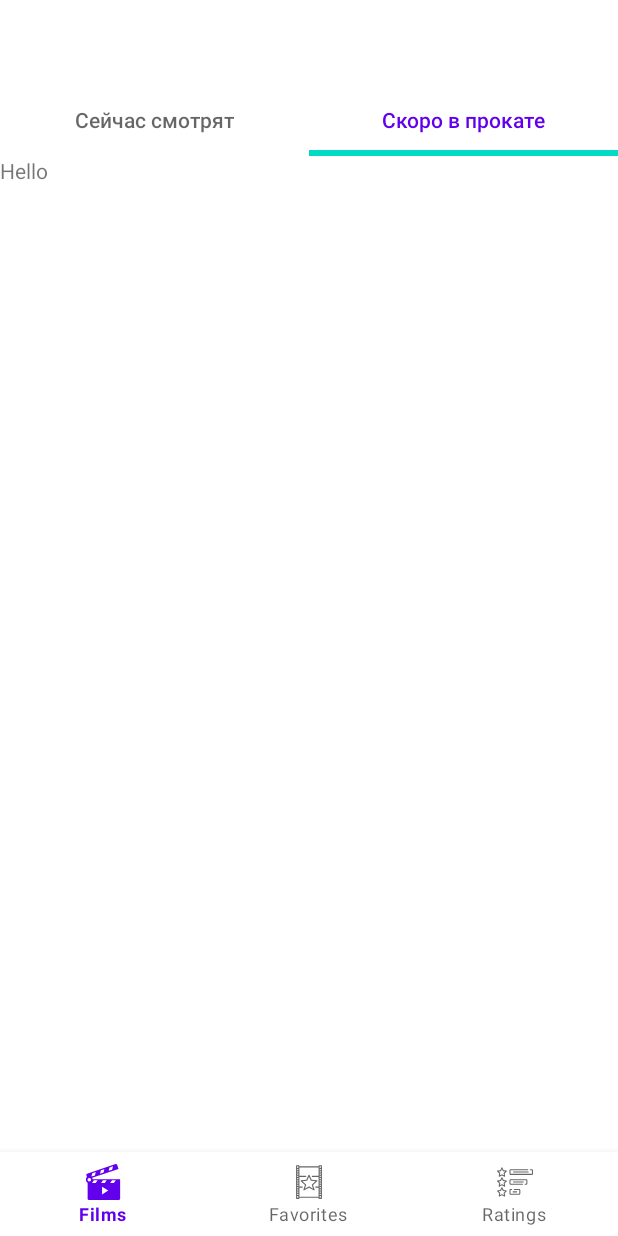
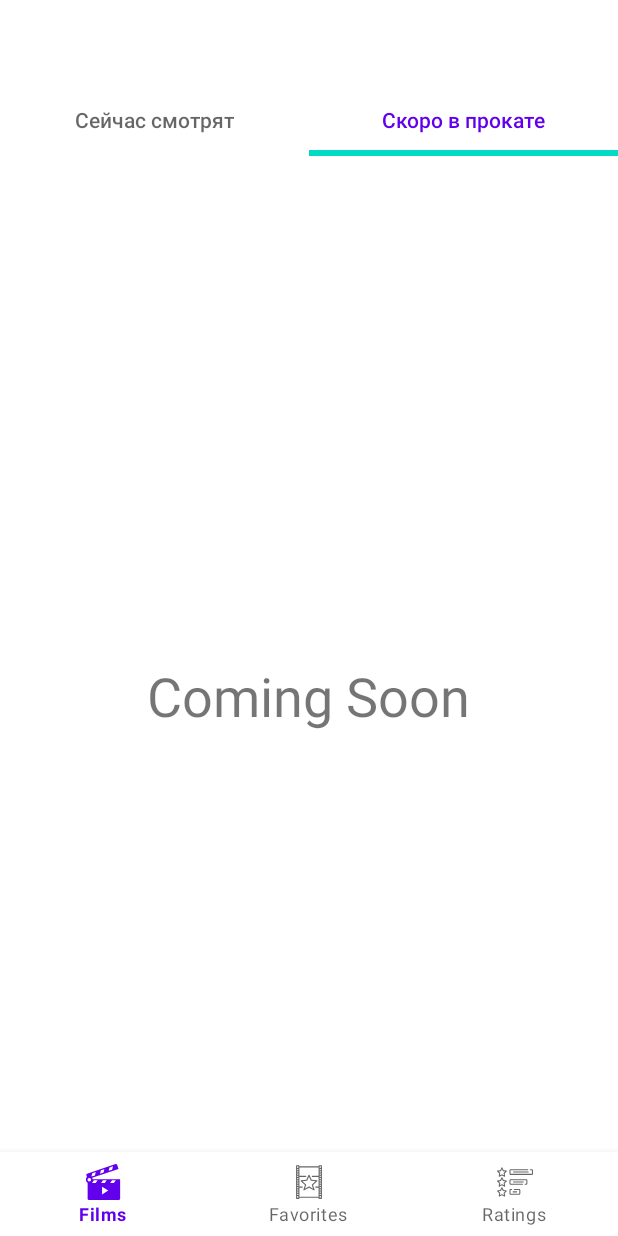
Before and after one commit to ArkHak/KinoFan, an Android app: the screen it shows after launch (MainActivity), tab 2 chosen, on a phone screen of 412 x 824 dp. Run offline under Robolectric (Android 15) with nearby library versions, the phone set to English and light mode, and no system bars; our stand-ins replace navigation-ui.

Commit message:
ver 0.2.12 + удалено лишнее + название пунктов слайдера из ресурсов

```diff
--- a/app/src/main/java/com/example/kinofan/CommingSoonFilmsFragment.kt
+++ b/app/src/main/java/com/example/kinofan/ui/view/ComingSoonFilmsFragment.kt
@@ -1,4 +1,4 @@
-package com.example.kinofan
+package com.example.kinofan.ui.view
 
 import androidx.lifecycle.ViewModelProvider
 import android.os.Bundle
@@ -6,14 +6,15 @@ import androidx.fragment.app.Fragment
 import android.view.LayoutInflater
 import android.view.View
 import android.view.ViewGroup
-import com.example.kinofan.ui.viewModel.RatingsViewModel
+import com.example.kinofan.ui.viewModel.CommingSoonFilmsViewModel
+import com.example.kinofan.R
 
-class CommingSoonFilmsFragment : Fragment() {
+class ComingSoonFilmsFragment : Fragment() {
 
     companion object {
         private const val ARG_COUNT = "param1"
-        fun newInstance(counter: Int?): CommingSoonFilmsFragment {
-            val fragment = CommingSoonFilmsFragment()
+        fun newInstance(counter: Int?): ComingSoonFilmsFragment {
+            val fragment = ComingSoonFilmsFragment()
             val args = Bundle()
             args.putInt(ARG_COUNT, counter!!)
             fragment.arguments = args
@@ -21,11 +22,12 @@ class CommingSoonFilmsFragment : Fragment() {
         }
     }
 
+
     private lateinit var viewModel: CommingSoonFilmsViewModel
 
     override fun onCreateView(inflater: LayoutInflater, container: ViewGroup?,
                               savedInstanceState: Bundle?): View? {
-        return inflater.inflate(R.layout.comming_soon_films_fragment, container, false)
+        return inflater.inflate(R.layout.coming_soon_films_fragment, container, false)
     }
 
     override fun onViewCreated(view: View, savedInstanceState: Bundle?) {
--- a/app/src/main/java/com/example/kinofan/ui/view/FilmsFragment.kt
+++ b/app/src/main/java/com/example/kinofan/ui/view/FilmsFragment.kt
@@ -7,7 +7,6 @@ import androidx.fragment.app.Fragment
 import android.view.LayoutInflater
 import android.view.View
 import android.view.ViewGroup
-import com.example.kinofan.CommingSoonFilmsFragment
 import com.example.kinofan.R
 import com.example.kinofan.databinding.FilmsFragmentBinding
 import com.example.kinofan.ui.viewModel.FilmsViewModel
--- a/app/src/main/java/com/example/kinofan/MainSliderFilmsFragment.kt
+++ b/app/src/main/java/com/example/kinofan/ui/view/MainSliderFilmsFragment.kt
@@ -1,4 +1,4 @@
-package com.example.kinofan
+package com.example.kinofan.ui.view
 
 import android.os.Bundle
 import androidx.fragment.app.Fragment
@@ -6,18 +6,16 @@ import android.view.LayoutInflater
 import android.view.View
 import android.view.ViewGroup
 import androidx.viewpager2.widget.ViewPager2
+import com.example.kinofan.R
 import com.google.android.material.tabs.TabLayout
 import com.google.android.material.tabs.TabLayoutMediator
 
 class MainSliderFilmsFragment : Fragment() {
 
-    private lateinit var adapter: NumberAdapter
+    private lateinit var adapter: SliderFilmsAdapter
     private lateinit var viewPager: ViewPager2
     private lateinit var tabLayout: TabLayout
-    private val tabNames: Array<String> = arrayOf(
-        "Сейчас смотрят",
-        "Скоро в прокате",
-    )
+
 
     override fun onCreateView(
         inflater: LayoutInflater, container: ViewGroup?,
@@ -28,7 +26,7 @@ class MainSliderFilmsFragment : Fragment() {
 
     override fun onViewCreated(view: View, savedInstanceState: Bundle?) {
         super.onViewCreated(view, savedInstanceState)
-        adapter = NumberAdapter(this)
+        adapter = SliderFilmsAdapter(this)
         viewPager = view.findViewById(R.id.pager)
         viewPager.adapter = adapter
 
@@ -36,8 +34,18 @@ class MainSliderFilmsFragment : Fragment() {
 
         tabLayout = view.findViewById(R.id.tab_layout)
         TabLayoutMediator(tabLayout, viewPager) { tab, position ->
-            tab.text = tabNames[position]
+            tab.text = tabNames(position)
         }.attach()
+    }
+
+    private fun tabNames(position: Int): String? {
+        when (position) {
+            0 -> {
+                return getString(R.string.watch_now_film)
+            }
+            1 -> return getString(R.string.coming_soon_film)
+        }
+        return null
     }
 
     class ZoomOutPageTransformer : ViewPager2.PageTransformer {
--- a/app/src/main/java/com/example/kinofan/NumberAdapter.kt
+++ b/app/src/main/java/com/example/kinofan/ui/view/SliderFilmsAdapter.kt
@@ -1,10 +1,9 @@
-package com.example.kinofan
+package com.example.kinofan.ui.view
 
 import androidx.fragment.app.Fragment
 import androidx.viewpager2.adapter.FragmentStateAdapter
-import com.example.kinofan.ui.view.FilmsFragment
 
-class NumberAdapter(fragment: Fragment) : FragmentStateAdapter(fragment) {
+class SliderFilmsAdapter(fragment: Fragment) : FragmentStateAdapter(fragment) {
     companion object {
         private const val ITEM_COUNT = 2
     }
@@ -15,7 +14,7 @@ class NumberAdapter(fragment: Fragment) : FragmentStateAdapter(fragment) {
                 return FilmsFragment.newInstance(position)
             }
             1 -> {
-                return CommingSoonFilmsFragment.newInstance(position)
+                return ComingSoonFilmsFragment.newInstance(position)
             }
         }
         return FilmsFragment.newInstance(position)
--- a/app/src/main/java/com/example/kinofan/CommingSoonFilmsViewModel.kt
+++ b/app/src/main/java/com/example/kinofan/ui/viewModel/CommingSoonFilmsViewModel.kt
@@ -1,4 +1,4 @@
-package com.example.kinofan
+package com.example.kinofan.ui.viewModel
 
 import androidx.lifecycle.ViewModel
 
--- /dev/null
+++ b/app/src/main/res/drawable/ic_watch_now.xml
@@ -0,0 +1,5 @@
+<vector android:height="24dp" android:viewportHeight="512"
+    android:viewportWidth="512" android:width="24dp" xmlns:android="http://schemas.android.com/apk/res/android">
+    <path android:fillColor="#FF000000" android:pathData="m512,391h-30v-270h30v-90h-512v90h30.001v270h-30.001v90h512zM482,91h-51v-30h51zM111,91v-30h50v30zM191,61h50v30h-50zM271,61h50v30h-50zM351,61h50v30h-50zM30,61h51v30h-51zM60,121h392.001v270h-392.001zM161,421v30h-50v-30zM191,421h50v30h-50zM271,421h50v30h-50zM351,421h50v30h-50zM30,421h51v30h-51zM482,451h-51v-30h51z"/>
+    <path android:fillColor="#FF000000" android:pathData="m211,167.972v176.056l132.042,-88.028zM241,224.028 L288.958,256 241,287.972z"/>
+</vector>
--- /dev/null
+++ b/app/src/main/res/layout/coming_soon_films_fragment.xml
@@ -0,0 +1,16 @@
+<?xml version="1.0" encoding="utf-8"?>
+<androidx.appcompat.widget.LinearLayoutCompat xmlns:android="http://schemas.android.com/apk/res/android"
+    xmlns:tools="http://schemas.android.com/tools"
+    android:layout_width="match_parent"
+    android:layout_height="match_parent"
+    android:gravity="center"
+    android:orientation="vertical"
+    tools:context=".ui.view.ComingSoonFilmsFragment">
+
+    <TextView
+        android:layout_width="wrap_content"
+        android:layout_height="wrap_content"
+        android:text="Coming Soon"
+        android:textSize="36sp" />
+
+</androidx.appcompat.widget.LinearLayoutCompat>
--- a/app/src/main/res/layout/comming_soon_films_fragment.xml
+++ /dev/null
@@ -1,14 +0,0 @@
-<?xml version="1.0" encoding="utf-8"?>
-<FrameLayout
-    xmlns:android="http://schemas.android.com/apk/res/android"
-    xmlns:tools="http://schemas.android.com/tools"
-    android:layout_width="match_parent"
-    android:layout_height="match_parent"
-    tools:context=".CommingSoonFilmsFragment">
-
-    <TextView
-        android:layout_width="match_parent"
-        android:layout_height="match_parent"
-        android:text="Hello" />
-
-</FrameLayout>
--- a/app/src/main/res/navigation/mobile_navigation.xml
+++ b/app/src/main/res/navigation/mobile_navigation.xml
@@ -7,7 +7,7 @@
 
     <fragment
         android:id="@+id/navigation_films"
-        android:name="com.example.kinofan.MainSliderFilmsFragment"
+        android:name="com.example.kinofan.ui.view.MainSliderFilmsFragment"
         android:label="Films"
         tools:layout="@layout/fragment_main_slider_films" />
 
--- a/app/src/main/res/values/strings.xml
+++ b/app/src/main/res/values/strings.xml
@@ -5,4 +5,6 @@
     <string name="ratings">Ratings</string>
     <!-- TODO: Remove or change this placeholder text -->
     <string name="hello_blank_fragment">Hello blank fragment</string>
+    <string name="watch_now_film">Сейчас смотрят</string>
+    <string name="coming_soon_film">Скоро в прокате</string>
 </resources>
```
Also changed, not shown: app/src/main/java/com/example/kinofan/NumberFragment.kt (deleted, +0 -29 lines), app/src/main/res/drawable/ic_coming_soon.xml (added, +15 -0 lines), app/src/main/res/layout/fragment_number.xml (deleted, +0 -21 lines).
